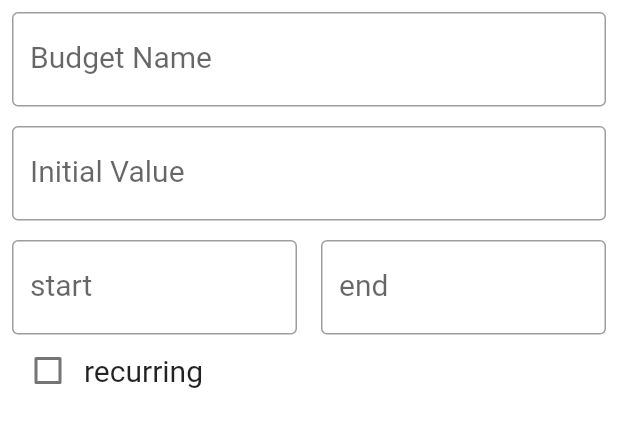
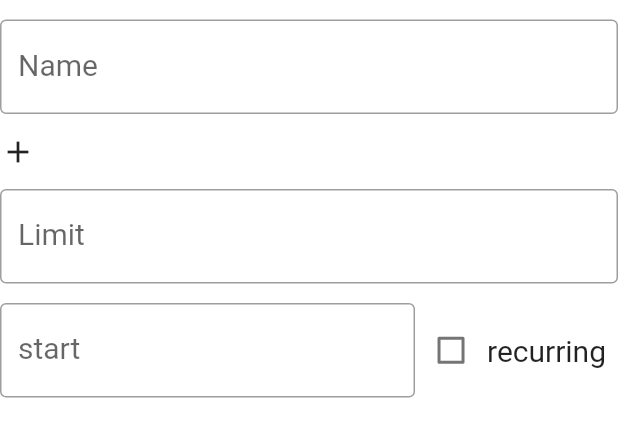
Before and after one commit to budgetiser/budgetiser, a Flutter app: the BudgetForm widget shown alone on an empty page, opened directly, on a phone screen of 412 x 824 dp. Shown: the top 437 px of the screen. Run offline on Flutter 3.47's test engine with Material 2 defaults, Android fonts, the phone set to English and light mode, and no system bars; our stand-ins replace percent_indicator.

Commit message:
created new budget screen, but without active colorpicker, icon chooser and category selection

```diff
--- a/budgetiser/lib/screens/budgets/newBudget.dart
+++ b/budgetiser/lib/screens/budgets/newBudget.dart
@@ -15,11 +15,7 @@ class NewBudget extends StatelessWidget {
         child: SingleChildScrollView(
           child: Padding(
             padding: const EdgeInsets.symmetric(horizontal: 8),
-            child: Column(
-              children: [
-                BudgetForm(),
-              ],
-            ),
+            child: BudgetForm(),
           ),
         ),
       ),
--- a/budgetiser/lib/screens/budgets/shared/budgetForm.dart
+++ b/budgetiser/lib/screens/budgets/shared/budgetForm.dart
@@ -1,5 +1,5 @@
-import 'package:budgetiser/screens/account/shared/selectIcon.dart';
 import 'package:budgetiser/shared/services/datePicker.dart';
+import 'package:budgetiser/shared/widgets/recurringForm.dart';
 import 'package:flutter/material.dart';
 
 class BudgetForm extends StatefulWidget {
@@ -40,62 +40,47 @@ class _BudgetFormState extends State<BudgetForm> {
 
   @override
   Widget build(BuildContext context) {
-    return Padding(
-      padding: const EdgeInsets.all(8.0),
-      child: Container(
-        decoration: const BoxDecoration(
-          borderRadius: BorderRadius.all(Radius.circular(20)),
-        ),
-        child: Column(
+    return Column(
       children: [
-            Row(
-              children: <Widget>[
-                Flexible(
+        Padding(
+          padding: EdgeInsets.only(top: 13),
           child: TextFormField(
             controller: nameController,
             // initialValue: widget.initialName,
             decoration: const InputDecoration(
-                      labelText: "Budget Name",
+              labelText: "Name",
               border: OutlineInputBorder(),
             ),
           ),
         ),
+        Padding(
+          padding: EdgeInsets.only(top: 13),
+          child: Row(
+            children: [
+              Flexible(child: Icon(Icons.add)),
+              //ColorPicker();
             ],
+          ),
         ),
         Padding(
           padding: const EdgeInsets.only(top: 13),
           child: TextFormField(
             controller: balanceController,
-                keyboardType:
-                    const TextInputType.numberWithOptions(decimal: true),
+            keyboardType: const TextInputType.numberWithOptions(decimal: true),
             decoration: const InputDecoration(
-                  labelText: "Initial Value",
+              labelText: "Limit",
               border: OutlineInputBorder(),
             ),
           ),
         ),
-            Row(
-              children: <Widget>[
+        Padding(
+          padding: const EdgeInsets.only(bottom: 0, right: 8, top: 13),
+          child: Row(children: [
             Flexible(
-                  child: Padding(
-                    padding: const EdgeInsets.only(bottom: 0, right: 8, top: 13),
               child: DatePicker(
                 label: "start",
               ),
             ),
-                ),
-                Flexible(
-                  child: Padding(
-                    padding: const EdgeInsets.only(bottom: 0, left: 8, top: 13),
-                    child: DatePicker(
-                      label: "end",
-                    ),
-                  ),
-                ),
-              ],
-            ),
-            Row(
-              children: [
             Checkbox(
               value: isRecurring,
               onChanged: (bool? newValue) {
@@ -105,11 +90,14 @@ class _BudgetFormState extends State<BudgetForm> {
               },
             ),
             const Text("recurring"),
+          ]),
+        ),
+        Row(
+          children: [
+            RecurringForm(isHidden: !isRecurring),
           ],
-            ),
+        )
       ],
-        ),
-      ),
     );
   }
 }
--- /dev/null
+++ b/budgetiser/lib/shared/widgets/recurringForm.dart
@@ -0,0 +1,135 @@
+import 'package:flutter/cupertino.dart';
+import 'package:flutter/material.dart';
+
+class RecurringForm extends StatefulWidget {
+  bool isHidden;
+
+  RecurringForm({Key? key, required bool this.isHidden}) : super(key: key);
+
+  @override
+  State<RecurringForm> createState() => _RecurringFormState();
+}
+
+enum Selections { fixedTurnus, everyInterval }
+
+class _RecurringFormState extends State<RecurringForm> {
+  Selections? _selected = Selections.fixedTurnus;
+  var turnusController = TextEditingController();
+  var intervalController = TextEditingController();
+  var repetitionsController = TextEditingController();
+  String fixedTurnusMode = "week";
+  String intervalMode = "day";
+
+  List<DropdownMenuItem<String>> get dropdownItemsTurnus {
+    List<DropdownMenuItem<String>> menuItems = [
+      DropdownMenuItem(child: Text("of a week"), value: "week"),
+      DropdownMenuItem(child: Text("of a month"), value: "month"),
+      DropdownMenuItem(child: Text("of a year"), value: "year"),
+    ];
+    return menuItems;
+  }
+
+  List<DropdownMenuItem<String>> get dropdownItemsInterval {
+    List<DropdownMenuItem<String>> menuItems = [
+      DropdownMenuItem(child: Text("day"), value: "day"),
+      DropdownMenuItem(child: Text("week"), value: "week"),
+      DropdownMenuItem(child: Text("month"), value: "month"),
+    ];
+    return menuItems;
+  }
+
+  @override
+  Widget build(BuildContext context) {
+    if (widget.isHidden) {
+      return Container();
+    } else {
+      return Column(
+          crossAxisAlignment: CrossAxisAlignment.start,
+          children: [
+            Row(children: <Widget>[
+              Radio(
+                onChanged: (Selections? value) {
+                  setState(() {
+                    _selected = value;
+                  });
+                },
+                groupValue: _selected,
+                value: Selections.fixedTurnus,
+              ),
+              const Text("always on: "),
+              SizedBox(
+                width: 40,
+                height: 30,
+                child: TextFormField(
+                  controller: turnusController,
+                  keyboardType:
+                      const TextInputType.numberWithOptions(decimal: true),
+                ),
+              ),
+              SizedBox(
+                child: DropdownButton(
+                  value: fixedTurnusMode,
+                  items: dropdownItemsTurnus,
+                  onChanged: (String? value) {
+                    setState(() {
+                      fixedTurnusMode = value!;
+                    });
+                  },
+                ),
+              )
+            ]),
+            Row(children: <Widget>[
+              Radio(
+                onChanged: (Selections? value) {
+                  setState(() {
+                    _selected = value;
+                  });
+                },
+                groupValue: _selected,
+                value: Selections.everyInterval,
+              ),
+              const Text("every: "),
+              SizedBox(
+                width: 40,
+                height: 30,
+                child: TextFormField(
+                  controller: intervalController,
+                  keyboardType:
+                      const TextInputType.numberWithOptions(decimal: false),
+                ),
+              ),
+              SizedBox(
+                child: DropdownButton(
+                  value: intervalMode,
+                  items: dropdownItemsInterval,
+                  onChanged: (String? value) {
+                    setState(() {
+                      intervalMode = value!;
+                    });
+                  },
+                ),
+              )
+            ]),
+            Row(
+              children: [
+                Text("Repetitions: "),
+                SizedBox(
+                  width: 40,
+                  height: 30,
+                  child: TextFormField(
+                    controller: repetitionsController,
+                    keyboardType:
+                        const TextInputType.numberWithOptions(decimal: false),
+                  ),
+                )
+              ],
+            ),
+            Row(
+              children: [
+                Text("Ends on:"),
+              ],
+            ),
+          ]);
+    }
+  }
+}
```
Lines whose indentation alone changed are shown as unchanged.
